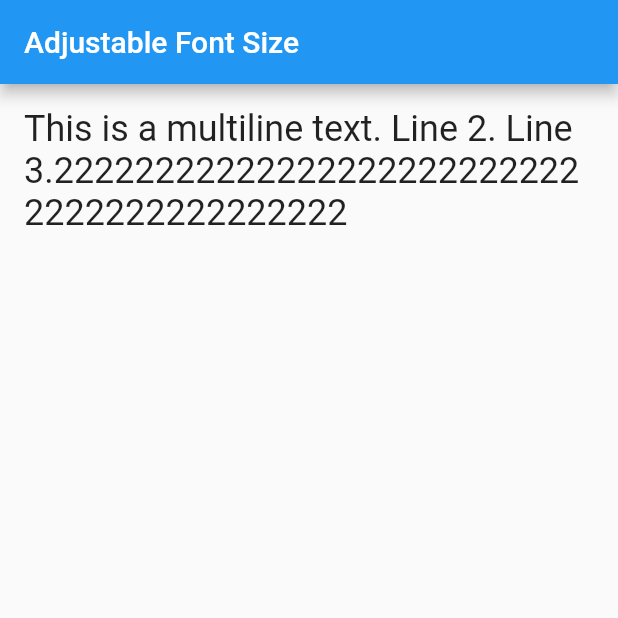
After one commit to wdnmd1099/BUFF, a Flutter app: the AdjustableFontSize screen opened directly, on a phone screen of 412 x 824 dp, the top half of it. The commit adds this screen. Run offline on Flutter 3.47's test engine with Material 2 defaults, Android fonts, the phone set to English and light mode, and no system bars; our stand-ins replace auto_size_text, bot_toast, flutter_svg.

Commit message:
更新保存10,实现选择选项时导航栏会显示已选选项，引入字体自动大小，实现选取时字体会随字数增多减少

```diff
--- a/lib/main.dart
+++ b/lib/main.dart
@@ -8,8 +8,8 @@ void main() {
   runApp(
     MultiProvider(
       providers: [
-        ChangeNotifierProvider<AuthProvider>(create: (_) => AuthProvider()),
-        ChangeNotifierProvider<MaskDiaLog>(create: (_) => MaskDiaLog()),
+        // ChangeNotifierProvider<AuthProvider>(create: (_) => AuthProvider()),
+        ChangeNotifierProvider<TitleList>(create: (_) => TitleList()),
       ],
       child: MyApp(),
     ),
--- /dev/null
+++ b/lib/screen/Test.dart
@@ -0,0 +1,68 @@
+import 'package:flutter/material.dart';
+
+class AdjustableFontSize extends StatefulWidget {
+  @override
+  _AdjustableFontSizeState createState() => _AdjustableFontSizeState();
+}
+
+class _AdjustableFontSizeState extends State<AdjustableFontSize> {
+  final String text = 'This is a multiline text. Line 2. Line 3.222222222222222222222222222222222222222222';
+
+  double _fontSize = 24.0;
+
+  @override
+  Widget build(BuildContext context) {
+    return LayoutBuilder(
+      builder: (BuildContext context, BoxConstraints constraints) {
+        final TextSpan textSpan = TextSpan(
+          text: text,
+          style: TextStyle(fontSize: _fontSize),
+        );
+
+        final TextPainter textPainter = TextPainter(
+          text: textSpan,
+          maxLines: 3,
+          textDirection: TextDirection.ltr,
+        );
+
+        textPainter.layout(maxWidth: constraints.maxWidth);
+
+        final int lines = textPainter.computeLineMetrics().length;
+
+        switch (lines) {
+          case 1:
+            _fontSize = 24.0;
+            break;
+          case 2:
+            _fontSize = 18.0;
+            break;
+          case 3:
+            _fontSize = 14.0;
+            break;
+          default:
+            _fontSize = 14.0;
+        }
+
+        return Scaffold(
+          appBar: AppBar(
+            title: Text('Adjustable Font Size'),
+          ),
+          body: Container(
+            padding: EdgeInsets.all(16.0),
+            child: Text.rich(
+              textSpan,
+              maxLines: 3,
+              overflow: TextOverflow.ellipsis,
+            ),
+          ),
+        );
+      },
+    );
+  }
+}
+
+void main() {
+  runApp(MaterialApp(
+    home: AdjustableFontSize(),
+  ));
+}
--- a/lib/screen/buffPages/firstPage.dart
+++ b/lib/screen/buffPages/firstPage.dart
@@ -19,9 +19,6 @@ class _FirstPageState extends State<FirstPage> {
   void initState() {
     super.initState();
     _scrollController.addListener(() {_handleScroll1();});
-
-
-
   }
 
 
--- a/lib/临时数据/测试.dart
+++ b/lib/临时数据/测试.dart
@@ -78,7 +78,7 @@ List gridList = [
 
   // {'磨损':'','ID':'','价钱':'','在售数量':'','图片地址':'',},
 ];
-List columNavigation = ['类型','热门内容','已贴印花','赛事选手','品质','类别','外观','收藏品','颜色','排序','价格区间',];
+
 List knife = [
   '不限','蝴蝶刀','M9刺刀','爪子刀','骷髅匕首','刺刀','锯齿爪刀','流浪者匕首','折叠刀','短剑','海报短刀','熊刀','猎杀者匕首','系绳匕首','求生匕首','弯刀','暗影双匕','鲍伊猎刀','穿肠刀','折刀',
 ];
--- a/pubspec.yaml
+++ b/pubspec.yaml
@@ -43,6 +43,7 @@ dependencies:
   build_runner: ^2.4.6
   flutter_svg: ^2.0.7
   bot_toast: ^4.1.3
+  auto_size_text: ^3.0.0
 #  flutter_secure_storage: ^9.0.0
 
 dev_dependencies:
```
Also changed, not shown: lib/screen/buffPages/seachPage.dart (+34 -13 lines), lib/screen/buffPages/typePage.dart (+29 -24 lines), lib/stateManage/stateManage.dart (+22 -0 lines), pubspec.lock.
